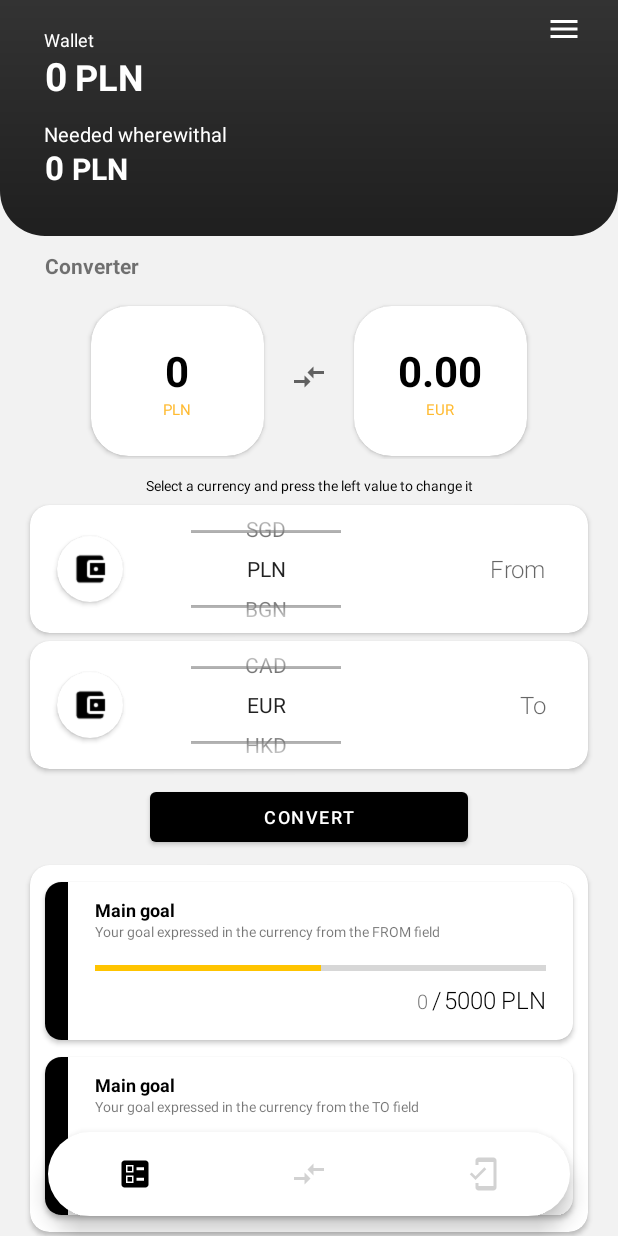
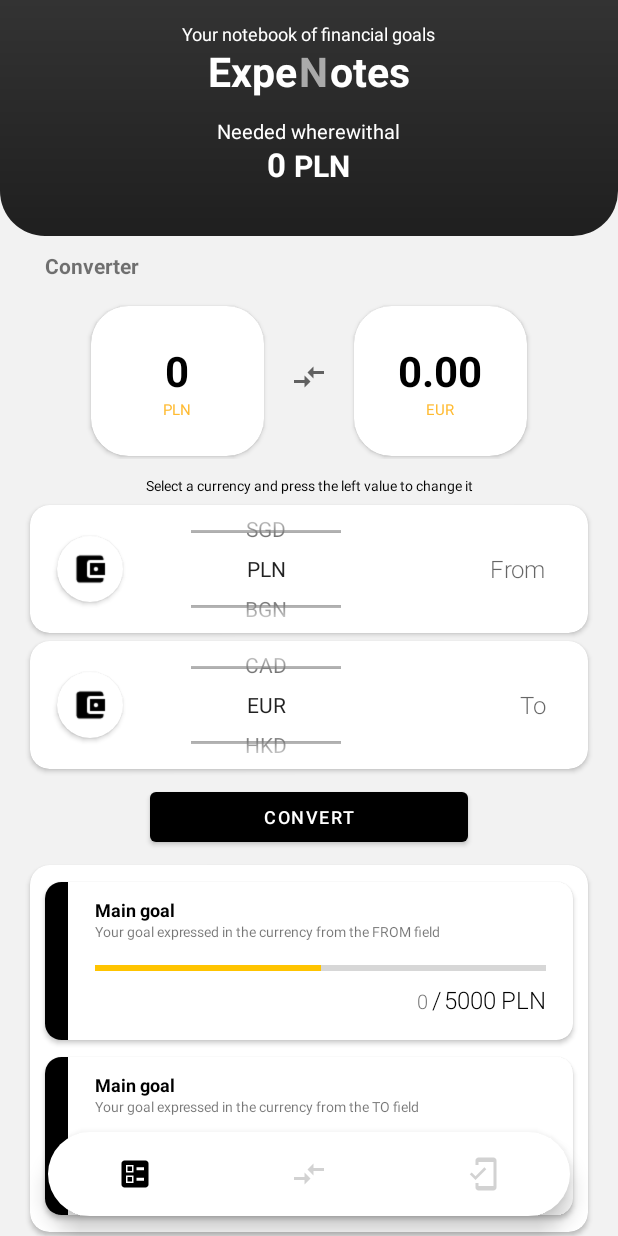
Before and after one commit to Colderz/Expenotes, an Android app: the ConverterFragment screen opened through its navigation route, on a phone screen of 412 x 824 dp. Run offline under Robolectric (Android 15) with nearby library versions, the light colour scheme and no system bars; our stand-ins replace Dagger/Hilt's generated code, Room's generated code, navigation-ui; libraries missing offline, so code that uses them is left out: androidx.hilt.lifecycle; pictures from the network do not load; 1 statement that could not run was skipped.

Commit message:
Modification of the appearance of the top application bar

```diff
--- a/app/src/main/java/pakiet/arkadiuszzimny/expenotes_v1/MainActivity.kt
+++ b/app/src/main/java/pakiet/arkadiuszzimny/expenotes_v1/MainActivity.kt
@@ -34,7 +34,7 @@ class MainActivity : AppCompatActivity() {
             if(it.isNotEmpty()) {
                 for(item in it) {
                     if(item.type.equals("wallet")) {
-                        walletAmount.text = item.state.toString()
+                        //walletAmount.text = item.state.toString()
                         needAmount.text = item.goal.toString()
                     }
                 }
--- a/app/src/main/java/pakiet/arkadiuszzimny/expenotes_v1/ui/fragments/PlansFragment.kt
+++ b/app/src/main/java/pakiet/arkadiuszzimny/expenotes_v1/ui/fragments/PlansFragment.kt
@@ -133,7 +133,7 @@ class PlansFragment : Fragment() {
                     Integer.valueOf(amountGoal.text.toString()) + Integer.valueOf(amountGoal1.text.toString()) + Integer.valueOf(
                         amountGoal2.text.toString()
                     )
-                viewModel.upsert(GoalItem("wallet", needed, Integer.valueOf(stateGoal.text.toString())))
+                viewModel.upsert(GoalItem("wallet", needed, 0))
             }
             viewModel.MANAGEGOAL_FRAGMENT -> if (resultCode == Activity.RESULT_OK) {
                 var bundle = data!!.extras
@@ -173,12 +173,12 @@ class PlansFragment : Fragment() {
                 var stateBefore = Integer.valueOf(stateGoal.text.toString())
                 var stateAfter =
                     Integer.valueOf(stateGoal.text.toString()) + Integer.valueOf(depPlus.text.toString())
-                var amountGoal = Integer.valueOf(amountGoal.text.toString())
-                if (stateAfter >= amountGoal) {
-                    progressBarGoal.progress = stateBefore + (amountGoal - stateBefore)
+                var amountGoalVar = Integer.valueOf(amountGoal.text.toString())
+                if (stateAfter >= amountGoalVar) {
+                    progressBarGoal.progress = stateBefore + (amountGoalVar - stateBefore)
                     Toast.makeText(context, "Target Achieved", Toast.LENGTH_LONG).show()
                     stateGoal.text = amountGoal.toString()
-                    val itemChanged1 = GoalItem("main", amountGoal, amountGoal)
+                    val itemChanged1 = GoalItem("main", amountGoalVar, amountGoalVar)
                     viewModel.upsert(itemChanged1)
                     val dialogInstance = InfoGoalDialogFragment.newInstance()
                     dialogInstance.setTargetFragment(
@@ -191,11 +191,10 @@ class PlansFragment : Fragment() {
                         InfoGoalDialogFragment.TAG
                     )
                 } else {
-                    val itemChanged = GoalItem("main", amountGoal, stateAfter)
+                    val itemChanged = GoalItem("main", amountGoalVar, stateAfter)
                     viewModel.upsert(itemChanged)
                     progressBarGoal.progress = stateAfter
                 }
-
             }
         }
     }
--- a/app/src/main/res/layout/activity_main.xml
+++ b/app/src/main/res/layout/activity_main.xml
@@ -19,32 +19,18 @@
 
             <LinearLayout
                 android:layout_width="match_parent"
-                android:layout_height="wrap_content">
+                android:layout_height="wrap_content"
+                android:orientation="horizontal"
+                android:gravity="center_horizontal">
                 <TextView
                     android:id="@+id/textView"
                     android:layout_width="wrap_content"
                     android:layout_height="wrap_content"
-                    android:layout_marginTop="16dp"
-                    android:paddingStart="29dp"
+                    android:layout_marginTop="12dp"
                     android:paddingTop="2dp"
-                    android:text="Wallet"
+                    android:text="@string/titleAbove"
                     android:textColor="@android:color/white"
                     android:textSize="12sp" />
-
-                <LinearLayout
-                    android:layout_width="match_parent"
-                    android:layout_height="wrap_content"
-                    android:orientation="horizontal"
-                    android:gravity="end"
-                    android:paddingTop="7dp">
-                    <ImageView
-                        android:id="@+id/imageView4"
-                        android:layout_width="wrap_content"
-                        android:layout_height="wrap_content"
-                        android:layout_marginEnd="24dp"
-                        app:srcCompat="@drawable/ic_menu"
-                        />
-                </LinearLayout>
 
             </LinearLayout>
 
@@ -52,32 +38,49 @@
             <LinearLayout
                 android:layout_width="match_parent"
                 android:layout_height="wrap_content"
-                android:orientation="horizontal">
+                android:orientation="horizontal"
+                android:gravity="center_horizontal">
 
                 <TextView
                     android:id="@+id/walletAmount"
                     android:layout_width="wrap_content"
                     android:layout_height="wrap_content"
-                    android:text="0"
+                    android:text="Expe"
                     android:layout_marginTop="-2dp"
                     android:textColor="@android:color/white"
-                    android:textSize="26sp"
-                    android:textStyle="bold"
-                    android:paddingStart="30dp"/>
+                    android:textSize="27sp"
+                    android:textStyle="bold" />
 
                 <TextView
+                    android:id="@+id/walletAmount1"
                     android:layout_width="wrap_content"
                     android:layout_height="wrap_content"
-                    android:text="PLN"
+                    android:text="N"
                     android:layout_marginTop="-2dp"
-                    android:textSize="24sp"
+                    android:textColor="@android:color/darker_gray"
+                    android:textSize="27sp"
                     android:textStyle="bold"
+                    android:paddingStart="1.5dp"/>
+
+                <TextView
+                    android:id="@+id/walletAmount2"
+                    android:layout_width="wrap_content"
+                    android:layout_height="wrap_content"
+                    android:text="otes"
+                    android:layout_marginTop="-2dp"
                     android:textColor="@android:color/white"
-                    android:paddingStart="5dp"/>
+                    android:textSize="27sp"
+                    android:textStyle="bold"
+                    android:paddingStart="1.5dp"/>
+
 
             </LinearLayout>
 
-
+            <LinearLayout
+                android:layout_width="match_parent"
+                android:layout_height="wrap_content"
+                android:orientation="horizontal"
+                android:gravity="center_horizontal">
                 <TextView
                     android:id="@+id/textView3"
                     android:layout_width="wrap_content"
@@ -85,13 +88,16 @@
                     android:text="Needed wherewithal"
                     android:textColor="@android:color/white"
                     android:textSize="13sp"
-                android:paddingStart="29dp"
                     android:paddingTop="12dp"/>
+
+            </LinearLayout>
+
 
             <LinearLayout
                 android:layout_width="match_parent"
                 android:layout_height="wrap_content"
-                android:orientation="horizontal">
+                android:orientation="horizontal"
+                android:gravity="center_horizontal">
 
                 <TextView
                     android:id="@+id/needAmount"
@@ -101,8 +107,7 @@
                     android:layout_marginTop="-2dp"
                     android:textColor="@android:color/white"
                     android:textSize="22sp"
-                    android:textStyle="bold"
-                    android:paddingStart="30dp"/>
+                    android:textStyle="bold" />
 
                 <TextView
                     android:layout_width="wrap_content"
--- a/app/src/main/res/values/strings.xml
+++ b/app/src/main/res/values/strings.xml
@@ -10,5 +10,6 @@
     <string name="info">Currency rates are regularly updated in line with the data provided by the exchange rates API.</string>
     <string name="fut_command">Touch to delete. To change the goal, go to the goal edit</string>
     <string name="appInfo">Manage your goals, it\'s that simple! Create order in your home budget, 3 goals is challenging enough, complete the main goal to move on to the next one!</string>
+    <string name="titleAbove">Your notebook of financial goals</string>
 
 </resources>
```
Lines whose indentation alone changed are shown as unchanged.
